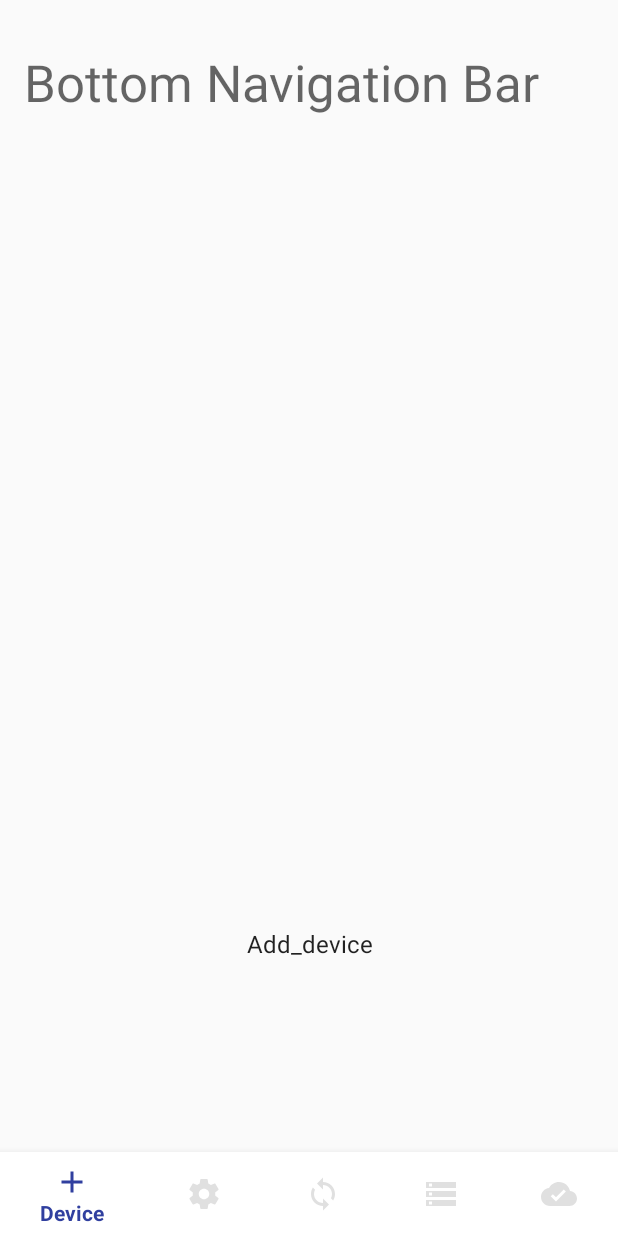
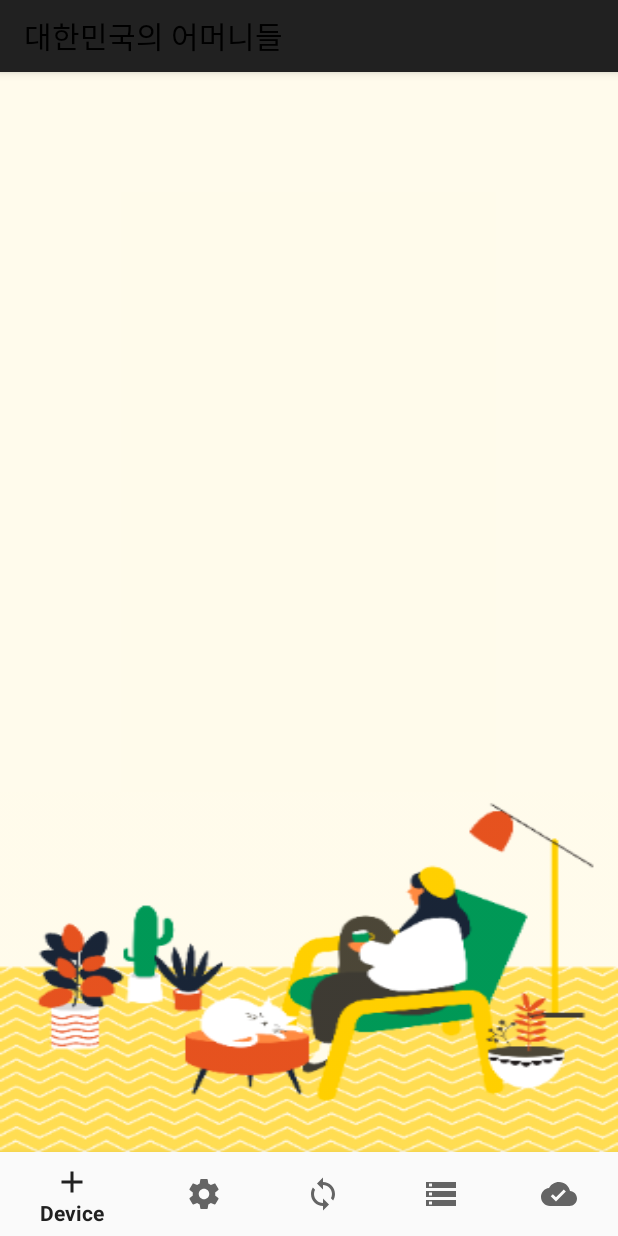
Before and after one commit to kin7274/Diabetes_needle, an Android app: the BottomBarActivity screen opened directly, with no data from a screen before it, on a phone screen of 412 x 824 dp. Run offline under Robolectric (Android 15) with nearby library versions, the phone set to English and light mode, and no system bars; Roboto replaces fonts that are not available here; 6 statements that could not run were skipped.

Commit message:
색상 변경

```diff
--- a/app/src/main/java/com/dreamwalkers/elab_yang/mmk/activity/BottomBarActivity.java
+++ b/app/src/main/java/com/dreamwalkers/elab_yang/mmk/activity/BottomBarActivity.java
@@ -1,97 +1,155 @@
 package com.dreamwalkers.elab_yang.mmk.activity;
 
 import android.os.Bundle;
-import android.support.annotation.NonNull;
 import android.support.design.widget.BottomNavigationView;
+import android.support.v4.app.Fragment;
+import android.support.v4.app.FragmentManager;
 import android.support.v7.app.AppCompatActivity;
-import android.view.MenuItem;
+import android.support.v7.widget.Toolbar;
 
 import com.dreamwalkers.elab_yang.mmk.R;
 
-import java.util.ArrayList;
-import java.util.List;
+public class BottomBarActivity extends AppCompatActivity {
+    private static final String TAG = "BottomBarActivity";
 
-public class BottomBarActivity extends AppCompatActivity {
-    private BottomNavigationView bottomNavigationView;
+    final Fragment fragment1 = new AddDeviceFragment();
+    final Fragment fragment2 = new SetInsulinFragment();
+    final Fragment fragment3 = new ConnectFragment();
+    final Fragment fragment4 = new TodayDataFragment();
+    final Fragment fragment5 = new TotalDataFragment();
+    final FragmentManager fm = getSupportFragmentManager();
+    Fragment active = fragment1;
 
-    /**
-     * Maintains a list of Fragments for {@link BottomNavigationView}
-     */
-    private List<BottomBarFragment> fragments = new ArrayList<>(5);
+
+
 
     @Override
     protected void onCreate(Bundle savedInstanceState) {
         super.onCreate(savedInstanceState);
         setContentView(R.layout.activity_bottom_bar);
+        setToolbar();
+        setBottomNavi();
 
-        bottomNavigationView = (BottomNavigationView) findViewById(R.id.bottom_nav);
-
-        bottomNavigationView.setOnNavigationItemSelectedListener(
-                new BottomNavigationView.OnNavigationItemSelectedListener() {
-                    @Override
-                    public boolean onNavigationItemSelected(@NonNull MenuItem item) {
-                        switch (item.getItemId()) {
-                            case R.id.action_add_device:
-                                switchFragment(0, "tag_frag_add_device");
-                                return true;
-                            case R.id.action_set_insulin:
-                                switchFragment(1, "tag_frag_set_insulin");
-                                return true;
-                            case R.id.action_connect:
-                                switchFragment(2, "tag_frag_connect");
-                                return true;
-                            case R.id.action_data_today:
-                                switchFragment(3, "tag_frag_data_today");
-                                return true;
-                            case R.id.action_data_total:
-                                switchFragment(4, "tag_frag_data_total");
-                                return true;
-                        }
-                        return false;
-                    }
-                });
-
-        buildFragmentsList();
-
-        // Set the 0th Fragment to be displayed by default.
-        switchFragment(0, "tag_frag_add_device");
 
     }
 
-    private void switchFragment(int pos, String tag) {
-        getSupportFragmentManager()
-                .beginTransaction()
-                .replace(R.id.frame_fragmentholder, fragments.get(pos), tag)
-                .commit();
+    private void setToolbar() {
+        Toolbar toolbar = (Toolbar) findViewById(R.id.toolbar);
+        setSupportActionBar(toolbar);
     }
 
 
-    private void buildFragmentsList() {
-        BottomBarFragment addDeviceFragment = buildFragment("Add_device");
-        BottomBarFragment setInsulinFragment = buildFragment("Set_insulin");
-        BottomBarFragment connectFragment = buildFragment("Connect");
-        BottomBarFragment todatDataFragment = buildFragment("Today_data");
-        BottomBarFragment totalDataFragment = buildFragment("Total_data");
 
-        fragments.add(addDeviceFragment);
-        fragments.add(setInsulinFragment);
-        fragments.add(connectFragment);
-        fragments.add(todatDataFragment);
-        fragments.add(totalDataFragment);
-    }
 
-    /**
-     * Creates a {@link BottomBarFragment} with corresponding Item title.
-     *
-     * @param title
-     * @return
-     */
-    private BottomBarFragment buildFragment(String title) {
-        BottomBarFragment fragment = new BottomBarFragment();
-        Bundle bundle = new Bundle();
-        bundle.putString(BottomBarFragment.ARG_TITLE, title);
-        fragment.setArguments(bundle);
-        return fragment;
-    }
+
+
 
 }
+//        bottomNavigationView = (BottomNavigationView) findViewById(R.id.bottom_nav);
+//        bottomNavigationView.setOnNavigationItemSelectedListener(
+//                item -> {
+//                    switch (item.getItemId()) {
+//                        case R.id.action_add_device:
+//                            Log.d(TAG, "onCreate: 0번 클릭");
+//                            switchFragment(0, "tag_frag_add_device");
+//                            return true;
+//
+//                        case R.id.action_set_insulin:
+//                            Log.d(TAG, "onCreate: 1번 클릭");
+//                            switchFragment(1, "tag_frag_set_insulin");
+//                            return true;
+//
+//                        case R.id.action_connect:
+//                            Log.d(TAG, "onCreate: 2번 클릭");
+//                            switchFragment(2, "tag_frag_connect");
+//                            return true;
+//
+//                        case R.id.action_data_today:
+//                            Log.d(TAG, "onCreate: 3번 클릭");
+//                            switchFragment(3, "tag_frag_data_today");
+//                            return true;
+//
+//                        case R.id.action_data_total:
+//                            Log.d(TAG, "onCreate: 4번 클릭");
+//                            switchFragment(4, "tag_frag_data_total");
+//                            return true;
+//                    }
+//                    return false;
+//                });
+//        buildFragmentsList();
+//
+//        // Set the 0th Fragment to be displayed by default.
+//        switchFragment(0, "tag_frag_add_device");
+//    }
+//
+//    // 화면 전환
+//    private void switchFragment(int pos, String tag) {
+//        getSupportFragmentManager()
+//                .beginTransaction()
+//                .replace(R.id.frame_fragmentholder, fragments.get(pos), tag)
+//                .commit();
+//    }
+//
+//    // 빌드
+//    private void buildFragmentsList() {
+////        BottomBarFragment addDeviceFragment = buildFragment(0);
+//        BottomBarFragment addDeviceFragment = buildFragment("Add_device");
+////        BottomBarFragment setInsulinFragment = buildFragment(1);
+//        BottomBarFragment setInsulinFragment = buildFragment("Set_insulin");
+////        BottomBarFragment connectFragment = buildFragment(2);
+//        BottomBarFragment connectFragment = buildFragment("Connect");
+////        BottomBarFragment todatDataFragment = buildFragment(3);
+//        BottomBarFragment todatDataFragment = buildFragment("Today_data");
+////        BottomBarFragment totalDataFragment = buildFragment(4);
+//        BottomBarFragment totalDataFragment = buildFragment("Total_data");
+//
+//        fragments.add(addDeviceFragment);
+//        fragments.add(setInsulinFragment);
+//        fragments.add(connectFragment);
+//        fragments.add(todatDataFragment);
+//        fragments.add(totalDataFragment);
+//    }
+//
+//    /**
+//     * Creates a {@link BottomBarFragment} with corresponding Item title.
+//     *
+//     * @param title
+//     * @return
+//     */
+//    private BottomBarFragment buildFragment(String title) {
+//        Log.d(TAG, "buildFragment: 클릭");
+//        BottomBarFragment fragment = new BottomBarFragment();
+//        Bundle bundle = new Bundle();
+//        bundle.putString(BottomBarFragment.ARG_TITLE, title);
+//        // ARG_TITLE에 pos값 넣어서 전달
+////        switch (pos) {
+////            case 0:
+////                // pos == 0 : add device;
+////                Log.d(TAG, "buildFragment: 000");
+////                break;
+////
+////            case 1:
+////                // pos == 1 : set insulin;
+////                Log.d(TAG, "buildFragment: 111");
+////                break;
+////
+////            case 2:
+////                // pos == 2 : connect;
+////                Log.d(TAG, "buildFragment: 222");
+////                break;
+////
+////            case 3:
+////                // pos == 3 : today_data;
+////                Log.d(TAG, "buildFragment: 333");
+////                break;
+////
+////            case 4:
+////                // pos == 4 : total_data;
+////                Log.d(TAG, "buildFragment: 444");
+////                break;
+////        }
+//
+//        fragment.setArguments(bundle);
+//        return fragment;
+//    }
+//}
--- a/app/src/main/java/com/dreamwalkers/elab_yang/mmk/activity/TabsHeaderActivity.java
+++ b/app/src/main/java/com/dreamwalkers/elab_yang/mmk/activity/TabsHeaderActivity.java
@@ -26,13 +26,22 @@ import java.util.List;
 
 public class TabsHeaderActivity extends AppCompatActivity {
 
+//    final Fragment fragment1 = new AddDeviceFragment();
+//    final Fragment fragment2 = new SetInsulinFragment();
+//    final Fragment fragment3 = new ConnectFragment();
+//    final Fragment fragment4 = new TodayDataFragment();
+//    final Fragment fragment5 = new TotalDataFragment();
+
+//    final FragmentManager fm = getSupportFragmentManager();
+    // default;
+//    Fragment active = fragment1;
+
     @Override
     protected void onCreate(Bundle savedInstanceState) {
         super.onCreate(savedInstanceState);
         setContentView(R.layout.activity_tabs_header);
         setToolbar();
         set();
-
     }
 
     @Override
@@ -40,6 +49,7 @@ public class TabsHeaderActivity extends AppCompatActivity {
         super.onStart();
     }
 
+    // 툴바
     private void setToolbar() {
         Toolbar toolbar = (Toolbar) findViewById(R.id.htab_toolbar);
         setSupportActionBar(toolbar);
@@ -59,14 +69,19 @@ public class TabsHeaderActivity extends AppCompatActivity {
         final CollapsingToolbarLayout collapsingToolbarLayout = (CollapsingToolbarLayout) findViewById(R.id.htab_collapse_toolbar);
     }
 
+    // 뷰페이저 설정(5)
     private void setupViewPager(ViewPager viewPager) {
         ViewPagerAdapter adapter = new ViewPagerAdapter(getSupportFragmentManager());
         adapter.addFrag(new DummyFragment(
-                ContextCompat.getColor(this, R.color.ergo_colorPrimary)), "ergo_colorPrimary");
+                ContextCompat.getColor(this, R.color.ergo_colorPrimary)), "Add device");
         adapter.addFrag(new DummyFragment(
-                ContextCompat.getColor(this, R.color.weaker_blue)), "weaker_blue");
+                ContextCompat.getColor(this, R.color.weaker_blue)), "Set insulin");
         adapter.addFrag(new DummyFragment(
-                ContextCompat.getColor(this, R.color.colorAccent)), "colorAccent");
+                ContextCompat.getColor(this, R.color.colorAccent)), "Connect");
+        adapter.addFrag(new DummyFragment(
+                ContextCompat.getColor(this, R.color.lime)), "Recent");
+        adapter.addFrag(new DummyFragment(
+                ContextCompat.getColor(this, R.color.weaker_yellow)), "Database");
         viewPager.setAdapter(adapter);
     }
 
@@ -88,11 +103,13 @@ public class TabsHeaderActivity extends AppCompatActivity {
             return mFragmentList.size();
         }
 
+        // 추가
         public void addFrag(Fragment fragment, String title) {
             mFragmentList.add(fragment);
             mFragmentTitleList.add(title);
         }
 
+        // pos 반환
         @Override
         public CharSequence getPageTitle(int position) {
             return mFragmentTitleList.get(position);
--- a/app/src/main/res/layout/activity_bottom_bar.xml
+++ b/app/src/main/res/layout/activity_bottom_bar.xml
@@ -1,27 +1,55 @@
 <?xml version="1.0" encoding="utf-8"?>
-<FrameLayout
+<android.support.constraint.ConstraintLayout
     xmlns:android="http://schemas.android.com/apk/res/android"
     xmlns:app="http://schemas.android.com/apk/res-auto"
     xmlns:tools="http://schemas.android.com/tools"
-    android:id="@+id/activity_bottom_bar"
+    android:id="@+id/container"
     android:layout_width="match_parent"
     android:layout_height="match_parent"
-    tools:context=".activity.BottomBarActivity">
+    tools:context=".MainActivity">
 
-    <FrameLayout
-        android:id="@+id/frame_fragmentholder"
+    <!-- Appbar -->
+    <android.support.design.widget.AppBarLayout
+        android:id="@+id/appBarLayout"
         android:layout_width="match_parent"
-        android:layout_height="match_parent"
-        android:layout_marginBottom="?attr/actionBarSize"/>
+        android:layout_height="wrap_content"
+        android:theme="@style/AppTheme.AppBarOverlay"
+        app:layout_constraintEnd_toEndOf="parent"
+        app:layout_constraintStart_toStartOf="parent"
+        app:layout_constraintTop_toTopOf="parent">
+
+        <!-- Toolbar -->
+        <android.support.v7.widget.Toolbar
+            android:id="@+id/toolbar"
+            android:layout_width="match_parent"
+            android:layout_height="?attr/actionBarSize"
+            android:background="@color/colorPrimary" />
+
+    </android.support.design.widget.AppBarLayout>
+
+    <!-- Fragments Container -->
+
+    <include
+        layout="@layout/content_main"
+        android:layout_width="0dp"
+        android:layout_height="0dp"
+        app:layout_constraintBottom_toTopOf="@+id/navigation"
+        app:layout_constraintEnd_toEndOf="parent"
+        app:layout_constraintStart_toStartOf="parent"
+        app:layout_constraintTop_toBottomOf="@+id/appBarLayout" />
+
+    <!-- Bottom Navigation View -->
 
     <android.support.design.widget.BottomNavigationView
-        android:id="@+id/bottom_nav"
-        android:layout_width="match_parent"
+        android:id="@+id/navigation"
+        android:layout_width="0dp"
         android:layout_height="wrap_content"
-        android:layout_gravity="bottom"
-        app:itemBackground="@color/white"
-        app:itemIconTint="@drawable/selector_bottombar_item"
-        app:itemTextColor="@drawable/selector_bottombar_text"
-        app:menu="@menu/bottombar_menu"/>
+        android:layout_marginEnd="0dp"
+        android:layout_marginStart="0dp"
+        android:background="?android:attr/windowBackground"
+        app:layout_constraintBottom_toBottomOf="parent"
+        app:layout_constraintLeft_toLeftOf="parent"
+        app:layout_constraintRight_toRightOf="parent"
+        app:menu="@menu/bottombar_menu" />
 
-</FrameLayout>
+</android.support.constraint.ConstraintLayout>
```
Also changed, not shown: app/src/main/java/com/dreamwalkers/elab_yang/mmk/activity/BottomBarFragment.java (+3 -4 lines).
